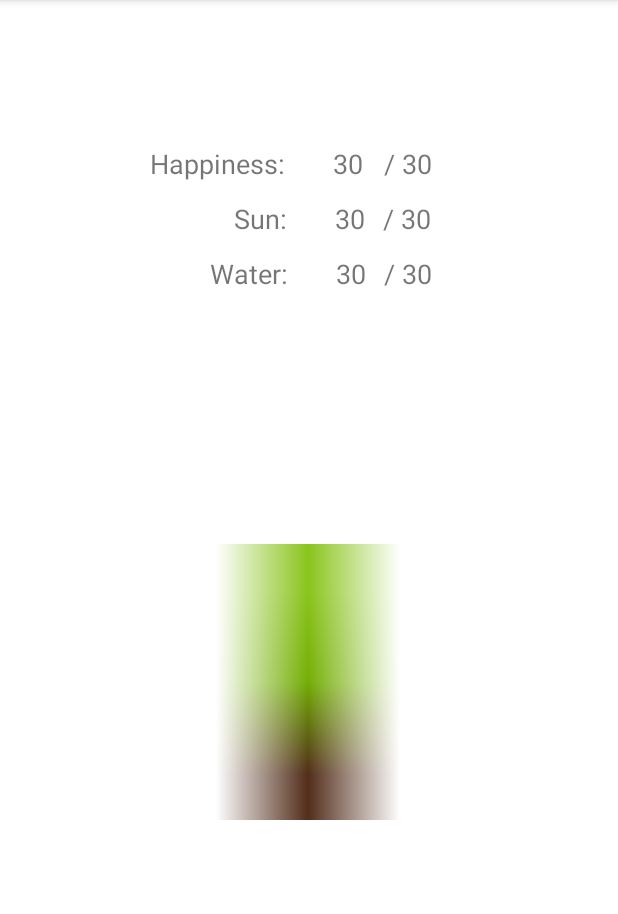
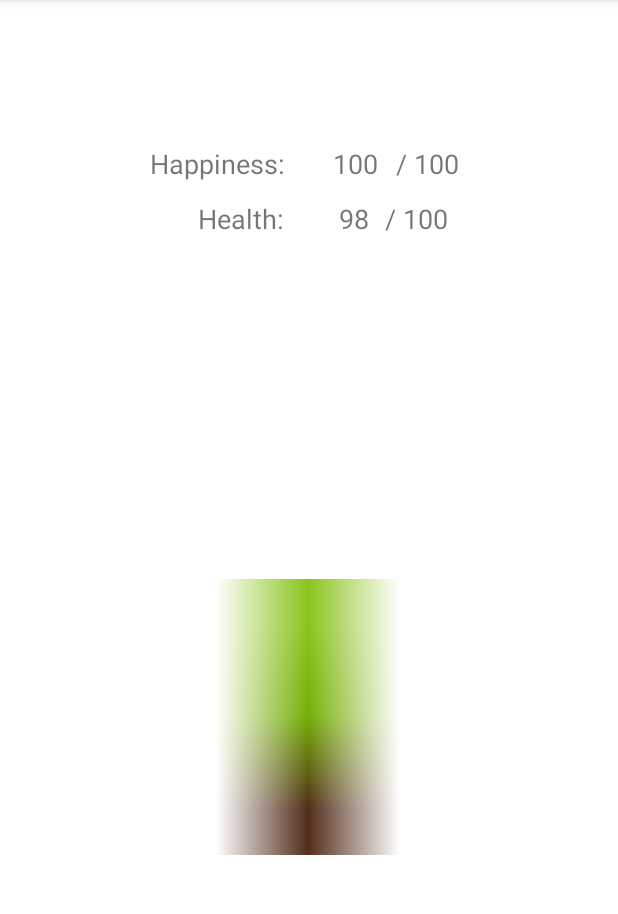
Before and after one commit to yurikahirata/async-task-plant-app, an Android app: the screen it shows after launch (GameActivity), after a tap on "START!", on a phone screen of 412 x 824 dp, the part 84-998 px from its top. Run offline under Robolectric (Android 15) with nearby library versions, the phone set to English and light mode, and no system bars.

Commit message:
Decreasing health is running

```diff
--- a/app/src/main/java/com/hirata/finalproject/GameActivity.java
+++ b/app/src/main/java/com/hirata/finalproject/GameActivity.java
@@ -1,6 +1,7 @@
 package com.hirata.finalproject;
 
 import android.content.Intent;
+import android.os.AsyncTask;
 import android.os.Bundle;
 import android.widget.TextView;
 
@@ -9,10 +10,14 @@ import androidx.appcompat.app.AppCompatActivity;
 public class GameActivity extends AppCompatActivity {
 
     TextView happinessTV;
-    TextView sunTV;
-    TextView waterTV;
+    TextView healthTV;
     TextView plantTV;
     String plantName;
+
+    Plant mPlant;
+
+    private HealthAsyncTask mHealthAsyncTask;
+    //private HappinessAsyncTask mHappyAsyncTask;
 
     @Override
     protected void onCreate(Bundle savedInstanceState) {
@@ -20,12 +25,36 @@ public class GameActivity extends AppCompatActivity {
         setContentView(R.layout.main_layout);
 
         happinessTV = (TextView) findViewById(R.id.happinessHealth);
-        sunTV = (TextView) findViewById(R.id.sunHealth);
-        waterTV = (TextView) findViewById(R.id.waterHealth);
+        healthTV = (TextView) findViewById(R.id.health);
         plantTV = (TextView) findViewById(R.id.nameText);
 
         Intent intent = getIntent();
         plantName = intent.getStringExtra("plant");
         plantTV.setText(plantName);
+        mPlant = new Plant(plantName);
+
+        mHealthAsyncTask = new HealthAsyncTask();
+        mHealthAsyncTask.execute(mPlant.getHealth());
+
     }
+
+    private class HealthAsyncTask extends AsyncTask<Integer, Integer, Integer> {
+        protected Integer doInBackground(Integer... values) {
+            try {
+               while (!mPlant.gameEnded) {
+                   Thread.sleep(1000);
+                   mPlant.healthDecrease();
+                   publishProgress(mPlant.getHealth());
+               }
+            } catch (InterruptedException e) {}
+            return mPlant.getHealth();
+        }
+
+        protected void onProgressUpdate (Integer... values) {
+            super.onProgressUpdate(values);
+            healthTV.setText(" " + values[0]);
+        }
+    }
+
+
 }
--- a/app/src/main/java/com/hirata/finalproject/MainActivity.java
+++ b/app/src/main/java/com/hirata/finalproject/MainActivity.java
@@ -25,9 +25,9 @@ public class MainActivity extends AppCompatActivity {
         plantName = nameET.getText().toString();
 
         Intent launchReport = new Intent(this, GameActivity.class); // Creating intent to display Game Activity
-        launchReport.putExtra("plant", plantName); // Adding extra data to Loan Summary Activity
+        launchReport.putExtra("plant", plantName); // Adding extra data to GameActivity
 
-        startActivity(launchReport); // Starting Loan Activity
+        startActivity(launchReport);
 
     }
 }
--- a/app/src/main/java/com/hirata/finalproject/Plant.java
+++ b/app/src/main/java/com/hirata/finalproject/Plant.java
@@ -2,17 +2,27 @@ package com.hirata.finalproject;
 
 public class Plant {
     public String name;
+    public boolean gameEnded;
 
-    private int sun;
-    private int water;
-    private int happiness;
-
-    public static final int MAX = 30;
+    private int health;
+    public int happiness;
 
     public Plant (String n) {
         name = n;
-        sun = MAX;
-        water = MAX;
-        happiness = MAX;
+        health = 100;
+        happiness = 100;
+        gameEnded = false;
     }
+
+    public int getHealth() {
+        return health;
+    }
+
+    public void healthDecrease() {
+        health--;
+        if (health <= 0) {
+            gameEnded = true;
+        }
+    }
+
 }
--- a/app/src/main/res/layout/main_layout.xml
+++ b/app/src/main/res/layout/main_layout.xml
@@ -11,12 +11,14 @@
         android:id="@+id/imageView"
         android:layout_width="184dp"
         android:layout_height="184dp"
-        android:layout_marginTop="168dp"
+        android:layout_marginTop="228dp"
         android:contentDescription="@string/app_name"
+        app:layout_constraintBottom_toBottomOf="parent"
         app:layout_constraintEnd_toEndOf="parent"
         app:layout_constraintHorizontal_bias="0.497"
         app:layout_constraintStart_toStartOf="parent"
-        app:layout_constraintTop_toBottomOf="@+id/textView7"
+        app:layout_constraintTop_toBottomOf="@+id/health"
+        app:layout_constraintVertical_bias="0.0"
         app:srcCompat="@mipmap/plant" />
 
     <TextView
@@ -64,35 +66,11 @@
         android:textSize="18sp"
         app:layout_constraintEnd_toEndOf="parent"
         app:layout_constraintHorizontal_bias="0.088"
-        app:layout_constraintStart_toEndOf="@+id/sunHealth"
+        app:layout_constraintStart_toEndOf="@+id/health"
         app:layout_constraintTop_toBottomOf="@+id/textView4" />
 
     <TextView
-        android:id="@+id/textView8"
-        android:layout_width="wrap_content"
-        android:layout_height="wrap_content"
-        android:layout_marginTop="12dp"
-        android:text="@string/health_status"
-        android:textSize="18sp"
-        app:layout_constraintEnd_toEndOf="parent"
-        app:layout_constraintHorizontal_bias="0.088"
-        app:layout_constraintStart_toEndOf="@+id/waterHealth"
-        app:layout_constraintTop_toBottomOf="@+id/textView6" />
-
-    <TextView
-        android:id="@+id/waterHealth"
-        android:layout_width="wrap_content"
-        android:layout_height="wrap_content"
-        android:layout_marginStart="32dp"
-        android:layout_marginLeft="32dp"
-        android:layout_marginTop="12dp"
-        android:text="@string/health_max"
-        android:textSize="18sp"
-        app:layout_constraintStart_toEndOf="@+id/textView7"
-        app:layout_constraintTop_toBottomOf="@+id/sunHealth" />
-
-    <TextView
-        android:id="@+id/sunHealth"
+        android:id="@+id/health"
         android:layout_width="wrap_content"
         android:layout_height="wrap_content"
         android:layout_marginStart="32dp"
@@ -104,25 +82,13 @@
         app:layout_constraintTop_toBottomOf="@+id/happinessHealth" />
 
     <TextView
-        android:id="@+id/textView7"
-        android:layout_width="wrap_content"
-        android:layout_height="wrap_content"
-        android:layout_marginStart="140dp"
-        android:layout_marginLeft="140dp"
-        android:layout_marginTop="12dp"
-        android:text="@string/water"
-        android:textSize="18sp"
-        app:layout_constraintStart_toStartOf="parent"
-        app:layout_constraintTop_toBottomOf="@+id/textView5" />
-
-    <TextView
         android:id="@+id/textView5"
         android:layout_width="wrap_content"
         android:layout_height="wrap_content"
-        android:layout_marginStart="156dp"
-        android:layout_marginLeft="156dp"
+        android:layout_marginStart="132dp"
+        android:layout_marginLeft="132dp"
         android:layout_marginTop="12dp"
-        android:text="@string/sun"
+        android:text="@string/health"
         android:textSize="18sp"
         app:layout_constraintStart_toStartOf="parent"
         app:layout_constraintTop_toBottomOf="@+id/textView3" />
--- a/app/src/main/res/values/strings.xml
+++ b/app/src/main/res/values/strings.xml
@@ -4,10 +4,9 @@
     <string name="hint">Addie</string>
     <string name="start"> Start!</string>
     <string name="name">Name</string>
-    <string name="sun">Sun:</string>
-    <string name="water">Water:</string>
+    <string name="health">Health:</string>
     <string name="happiness">Happiness:</string>
-    <string name="health_max"> 30</string>
-    <string name="health_status"> / 30</string>
+    <string name="health_max"> 100</string>
+    <string name="health_status"> / 100</string>
 
 </resources>
```
